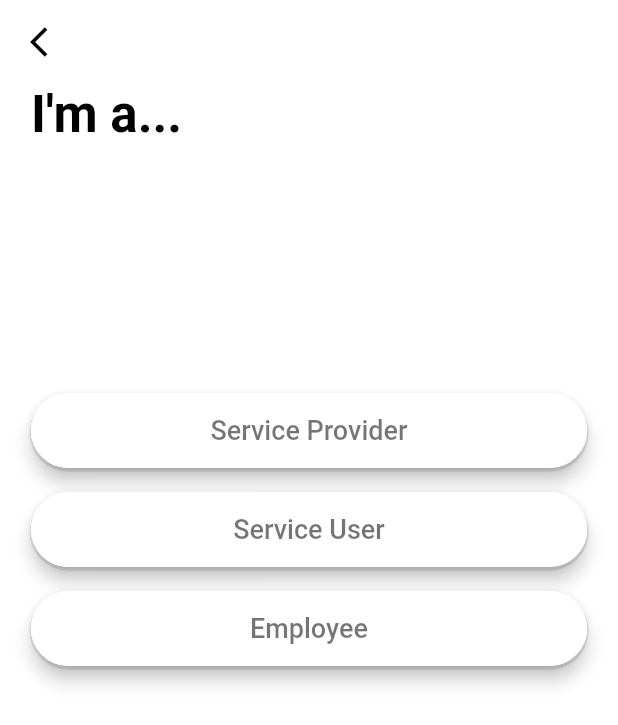
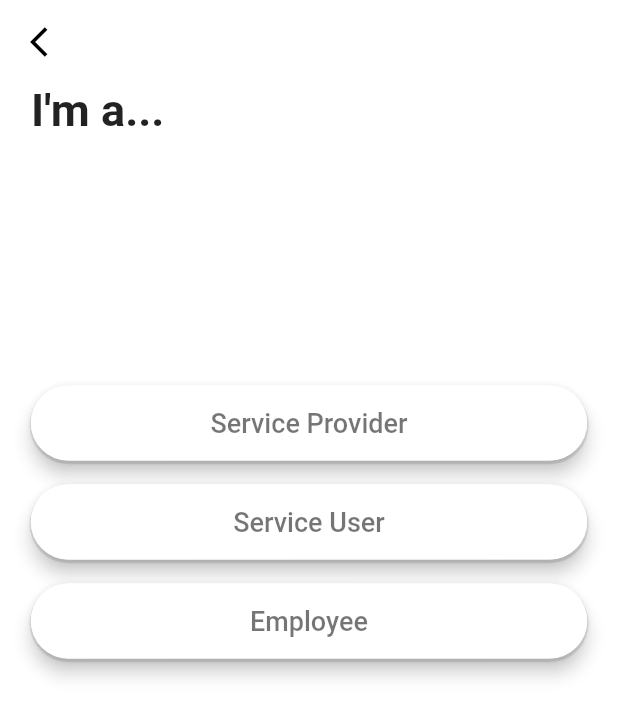
Before and after one commit to MaharGhazanfar/wedding_planner, a Flutter app: the UserSelectionPage screen opened directly, on a phone screen of 412 x 824 dp. Shown: the top 725 px of the screen. Run offline on Flutter 3.47's test engine with Material 2 defaults, Android fonts, the phone set to English and light mode, and no system bars; drawn by our look-alikes of outline_gradient_button; our stand-ins replace carousel_slider, google_fonts; missing offline and left inert: splash_screen_view; Roboto replaces fonts that are missing (Tinos).

Commit message:
wedding planner

```diff
--- /dev/null
+++ b/lib/repositry/utils/location_widget.dart
@@ -0,0 +1,6 @@
+import 'package:flutter/cupertino.dart';
+
+class Location{
+
+
+}
--- a/lib/welcome_screens/user_selection_page.dart
+++ b/lib/welcome_screens/user_selection_page.dart
@@ -51,16 +51,14 @@ class _GenderCheckPageState extends State<UserSelectionPage> {
             child: Column(
               // mainAxisAlignment: MainAxisAlignment.center,
               children: [
-                Align(
+                const Align(
                   alignment: Alignment.topLeft,
                   child: Text(
                     "I'm a... ",
                     textAlign: TextAlign.start,
-                    style: GoogleFonts.tinos(
-                      textStyle: Theme.of(context).textTheme.headline4,
-                      fontWeight: FontWeight.bold,
-                      color: CustomColors.headingTextFontColor,
-                    ),
+
+                    style: TextStyle(fontSize: 30,fontWeight: FontWeight.bold),
+
                   ),
                 ),
                 // CustomWidget.dropdownButton4(
```
Also changed, not shown: lib/authentication/screens/personal_info.dart (+55 -1 lines), lib/main.dart (+8 -4 lines).
